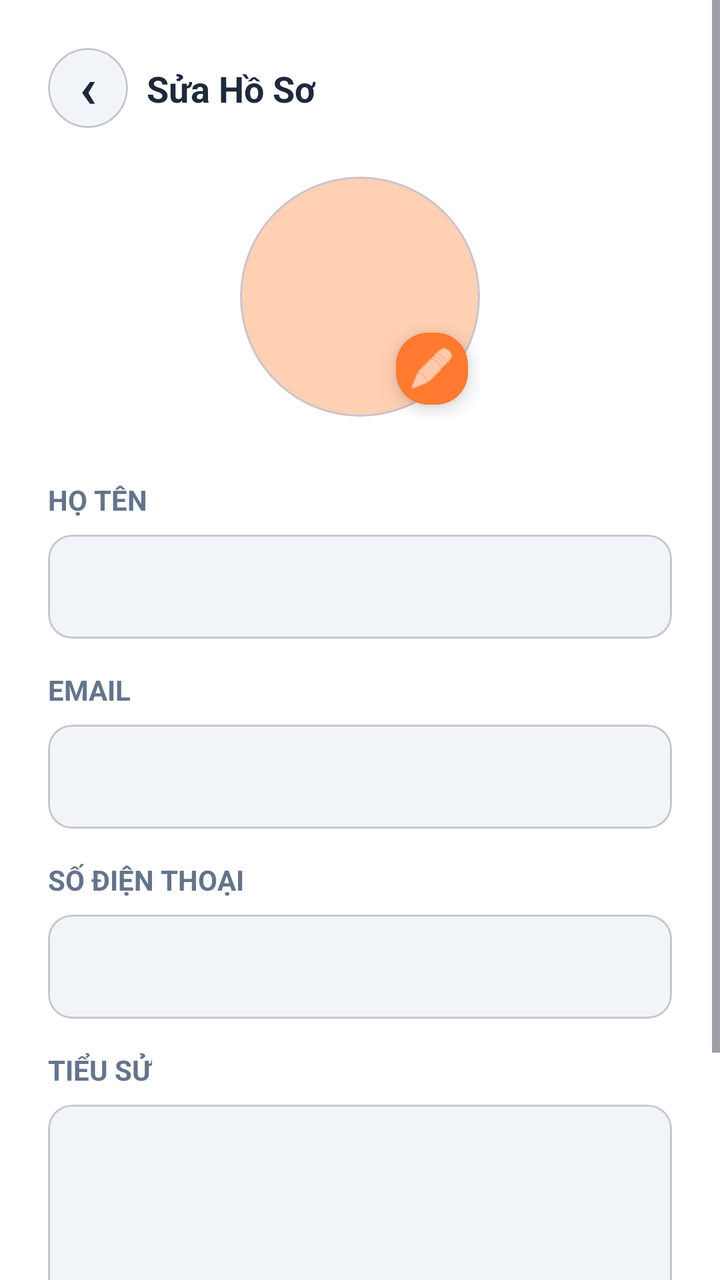
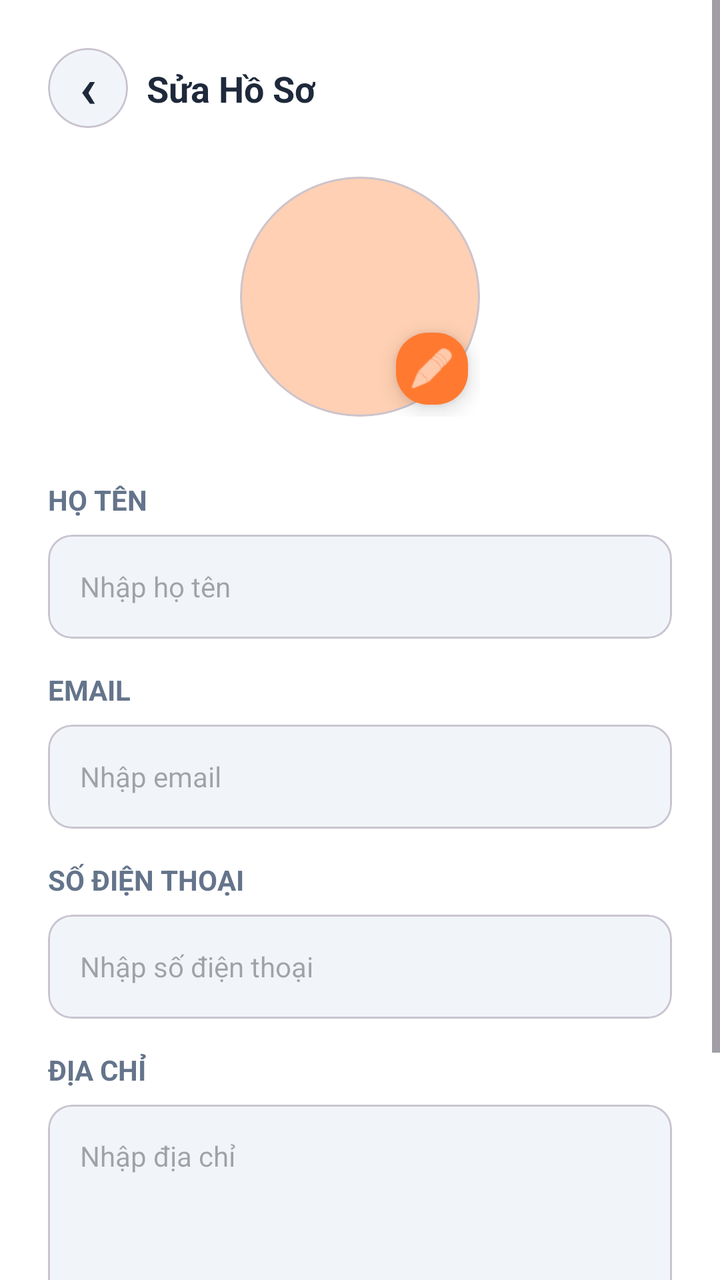

Two renders of the same Android screen: before a commit and after it. Below are the layout's source before the change and the commit's diff.
<!-- AndroidManifest.xml: application theme Theme.NHOM33 -->
<!-- res/layout/activity_edit_profile.xml -->
<?xml version="1.0" encoding="utf-8"?>
<ScrollView xmlns:android="http://schemas.android.com/apk/res/android"
    xmlns:app="http://schemas.android.com/apk/res-auto"
    android:layout_width="match_parent"
    android:layout_height="match_parent"
    android:background="#FFFFFF"
    android:fillViewport="true"
    android:id="@+id/main">

    <androidx.constraintlayout.widget.ConstraintLayout
        android:layout_width="match_parent"
        android:layout_height="wrap_content"

        android:padding="24dp">

        <com.google.android.material.card.MaterialCardView
            android:id="@+id/btnBack"
            android:layout_width="40dp"
            android:layout_height="40dp"
            app:cardBackgroundColor="#F1F5F9"
            app:cardCornerRadius="20dp"
            app:layout_constraintStart_toStartOf="parent"
            app:layout_constraintTop_toTopOf="parent">

            <TextView
                android:layout_width="match_parent"
                android:layout_height="match_parent"
                android:text="‹"
                android:gravity="center"
                android:textSize="28sp"
                android:textColor="#1E293B"
                android:paddingBottom="10dp"
                android:textStyle="bold" />
        </com.google.android.material.card.MaterialCardView>

        <TextView
            android:id="@+id/tvTitle"
            android:layout_width="wrap_content"
            android:layout_height="wrap_content"
            android:text="Sửa Hồ Sơ"
            android:textColor="#1E293B"
            android:textSize="18sp"
            android:textStyle="bold"
            app:layout_constraintBottom_toBottomOf="@+id/btnBack"
            app:layout_constraintEnd_toEndOf="parent"
            app:layout_constraintHorizontal_bias="0.216"
            app:layout_constraintStart_toStartOf="parent"
            app:layout_constraintTop_toTopOf="@+id/btnBack" />

        <androidx.constraintlayout.widget.ConstraintLayout
            android:id="@+id/avatarLayout"
            android:layout_width="wrap_content"
            android:layout_height="wrap_content"
            android:layout_marginTop="32dp"
            app:layout_constraintEnd_toEndOf="parent"
            app:layout_constraintStart_toStartOf="parent"
            app:layout_constraintTop_toBottomOf="@+id/tvTitle">

            <com.google.android.material.card.MaterialCardView
                android:layout_width="120dp"
                android:layout_height="120dp"
                app:cardCornerRadius="60dp"
                app:cardElevation="0dp"
                app:layout_constraintStart_toStartOf="parent"
                app:layout_constraintTop_toTopOf="parent">
                <ImageView
                    android:layout_width="match_parent"
                    android:layout_height="match_parent"
                    android:scaleType="centerCrop"
                    android:src="@android:drawable/sym_def_app_icon"
                    android:background="#FFD0B3"/>
            </com.google.android.material.card.MaterialCardView>

            <com.google.android.material.floatingactionbutton.FloatingActionButton
                android:layout_width="wrap_content"
                android:layout_height="wrap_content"
                android:backgroundTint="#FF7A30"
                app:fabCustomSize="36dp"
                app:layout_constraintBottom_toBottomOf="parent"
                app:layout_constraintEnd_toEndOf="parent"
                app:tint="#FFFFFF"
                android:src="@android:drawable/ic_menu_edit" />
        </androidx.constraintlayout.widget.ConstraintLayout>

        <LinearLayout
            android:layout_width="match_parent"
            android:layout_height="wrap_content"
            android:layout_marginTop="32dp"
            android:orientation="vertical"
            app:layout_constraintTop_toBottomOf="@+id/avatarLayout">

            <TextView
                android:layout_width="wrap_content"
                android:layout_height="wrap_content"
                android:text="HỌ TÊN"
                android:textColor="#64748B"
                android:textSize="14sp"
                android:textStyle="bold"
                android:layout_marginBottom="8dp"/>
            <com.google.android.material.card.MaterialCardView
                android:layout_width="match_parent"
                android:layout_height="52dp"
                app:cardBackgroundColor="#F1F5F9"
                app:cardCornerRadius="12dp"
                android:layout_marginBottom="16dp">
                <EditText
                    android:layout_width="match_parent"
                    android:layout_height="match_parent"
                    android:background="@android:color/transparent"
                    android:paddingHorizontal="16dp"
                    android:textSize="14sp"
                    android:textColor="#1E293B"/>
            </com.google.android.material.card.MaterialCardView>

            <TextView
                android:layout_width="wrap_content"
                android:layout_height="wrap_content"
                android:text="EMAIL"
                android:textColor="#64748B"
                android:textSize="14sp"
                android:textStyle="bold"
                android:layout_marginBottom="8dp"/>
            <com.google.android.material.card.MaterialCardView
                android:layout_width="match_parent"
                android:layout_height="52dp"
                app:cardBackgroundColor="#F1F5F9"
                app:cardCornerRadius="12dp"
                android:layout_marginBottom="16dp">
                <EditText
                    android:layout_width="match_parent"
                    android:layout_height="match_parent"
                    android:background="@android:color/transparent"
                    android:inputType="textEmailAddress"
                    android:paddingHorizontal="16dp"
                    android:textSize="14sp"/>
            </com.google.android.material.card.MaterialCardView>

            <TextView
                android:layout_width="wrap_content"
                android:layout_height="wrap_content"
                android:text="SỐ ĐIỆN THOẠI"
                android:textColor="#64748B"
                android:textSize="14sp"
                android:textStyle="bold"
                android:layout_marginBottom="8dp"/>
            <com.google.android.material.card.MaterialCardView
                android:layout_width="match_parent"
                android:layout_height="52dp"
                app:cardBackgroundColor="#F1F5F9"
                app:cardCornerRadius="12dp"
                android:layout_marginBottom="16dp">
                <EditText
                    android:layout_width="match_parent"
                    android:layout_height="match_parent"
                    android:background="@android:color/transparent"
                    android:inputType="phone"
                    android:paddingHorizontal="16dp"
                    android:textSize="14sp"/>
            </com.google.android.material.card.MaterialCardView>

            <TextView
                android:layout_width="wrap_content"
                android:layout_height="wrap_content"
                android:text="TIỂU SỬ"
                android:textColor="#64748B"
                android:textSize="14sp"
                android:textStyle="bold"
                android:layout_marginBottom="8dp"/>
            <com.google.android.material.card.MaterialCardView
                android:layout_width="match_parent"
                android:layout_height="100dp"
                app:cardBackgroundColor="#F1F5F9"
                app:cardCornerRadius="12dp"
                android:layout_marginBottom="32dp">
                <EditText
                    android:layout_width="match_parent"
                    android:layout_height="match_parent"
                    android:background="@android:color/transparent"
                    android:gravity="top"
                    android:padding="16dp"
                    android:textSize="14sp"/>
            </com.google.android.material.card.MaterialCardView>

            <com.google.android.material.button.MaterialButton
                android:id="@+id/btnSave"
                android:layout_width="match_parent"
                android:layout_height="70dp"
                android:backgroundTint="#FF7A30"
                android:text="LƯU"
                android:textColor="#FFFFFF"
                android:textSize="16sp"
                android:textStyle="bold"
                app:cornerRadius="15dp" />

        </LinearLayout>

    </androidx.constraintlayout.widget.ConstraintLayout>
</ScrollView>
<!-- resources referenced by this layout -->
<resources>
  <style name="Theme.NHOM33" parent="Base.Theme.NHOM33" />
  <style name="Base.Theme.NHOM33" parent="Theme.Material3.DayNight.NoActionBar">
          
          
      </style>
</resources>

<!-- the commit's change to res/layout/activity_edit_profile.xml (unified diff, before → after) -->
@@ -10,7 +10,6 @@
     <androidx.constraintlayout.widget.ConstraintLayout
         android:layout_width="match_parent"
         android:layout_height="wrap_content"
-
         android:padding="24dp">
 
         <com.google.android.material.card.MaterialCardView
@@ -64,6 +63,7 @@
                 app:layout_constraintStart_toStartOf="parent"
                 app:layout_constraintTop_toTopOf="parent">
                 <ImageView
+                    android:id="@+id/imgAvatar"
                     android:layout_width="match_parent"
                     android:layout_height="match_parent"
                     android:scaleType="centerCrop"
@@ -72,6 +72,7 @@
             </com.google.android.material.card.MaterialCardView>
 
             <com.google.android.material.floatingactionbutton.FloatingActionButton
+                android:id="@+id/btnEditAvatar"
                 android:layout_width="wrap_content"
                 android:layout_height="wrap_content"
                 android:backgroundTint="#FF7A30"
@@ -104,12 +105,14 @@
                 app:cardCornerRadius="12dp"
                 android:layout_marginBottom="16dp">
                 <EditText
+                    android:id="@+id/etFullName"
                     android:layout_width="match_parent"
                     android:layout_height="match_parent"
                     android:background="@android:color/transparent"
                     android:paddingHorizontal="16dp"
                     android:textSize="14sp"
-                    android:textColor="#1E293B"/>
+                    android:textColor="#1E293B"
+                    android:hint="Nhập họ tên"/>
             </com.google.android.material.card.MaterialCardView>
 
             <TextView
@@ -127,12 +130,15 @@
                 app:cardCornerRadius="12dp"
                 android:layout_marginBottom="16dp">
                 <EditText
+                    android:id="@+id/etEmail"
                     android:layout_width="match_parent"
                     android:layout_height="match_parent"
                     android:background="@android:color/transparent"
                     android:inputType="textEmailAddress"
                     android:paddingHorizontal="16dp"
-                    android:textSize="14sp"/>
+                    android:textSize="14sp"
+                    android:textColor="#1E293B"
+                    android:hint="Nhập email"/>
             </com.google.android.material.card.MaterialCardView>
 
             <TextView
@@ -150,18 +156,21 @@
                 app:cardCornerRadius="12dp"
                 android:layout_marginBottom="16dp">
                 <EditText
+                    android:id="@+id/etPhone"
                     android:layout_width="match_parent"
                     android:layout_height="match_parent"
                     android:background="@android:color/transparent"
                     android:inputType="phone"
                     android:paddingHorizontal="16dp"
-                    android:textSize="14sp"/>
-            </com.google.android.material.card.MaterialCardView>
-
-            <TextView
-                android:layout_width="wrap_content"
-                android:layout_height="wrap_content"
-                android:text="TIỂU SỬ"
+                    android:textSize="14sp"
+                    android:textColor="#1E293B"
+                    android:hint="Nhập số điện thoại"/>
+            </com.google.android.material.card.MaterialCardView>
+
+            <TextView
+                android:layout_width="wrap_content"
+                android:layout_height="wrap_content"
+                android:text="ĐỊA CHỈ"
                 android:textColor="#64748B"
                 android:textSize="14sp"
                 android:textStyle="bold"
@@ -173,12 +182,15 @@
                 app:cardCornerRadius="12dp"
                 android:layout_marginBottom="32dp">
                 <EditText
+                    android:id="@+id/etAddress"
                     android:layout_width="match_parent"
                     android:layout_height="match_parent"
                     android:background="@android:color/transparent"
                     android:gravity="top"
                     android:padding="16dp"
-                    android:textSize="14sp"/>
+                    android:textSize="14sp"
+                    android:textColor="#1E293B"
+                    android:hint="Nhập địa chỉ"/>
             </com.google.android.material.card.MaterialCardView>
 
             <com.google.android.material.button.MaterialButton
